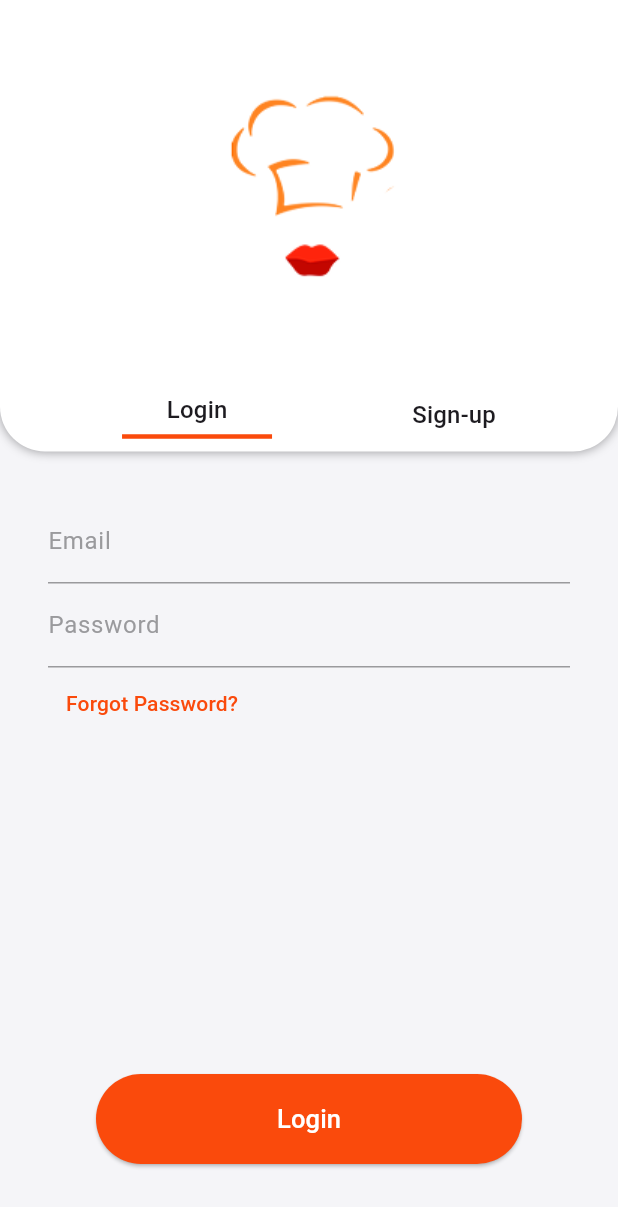
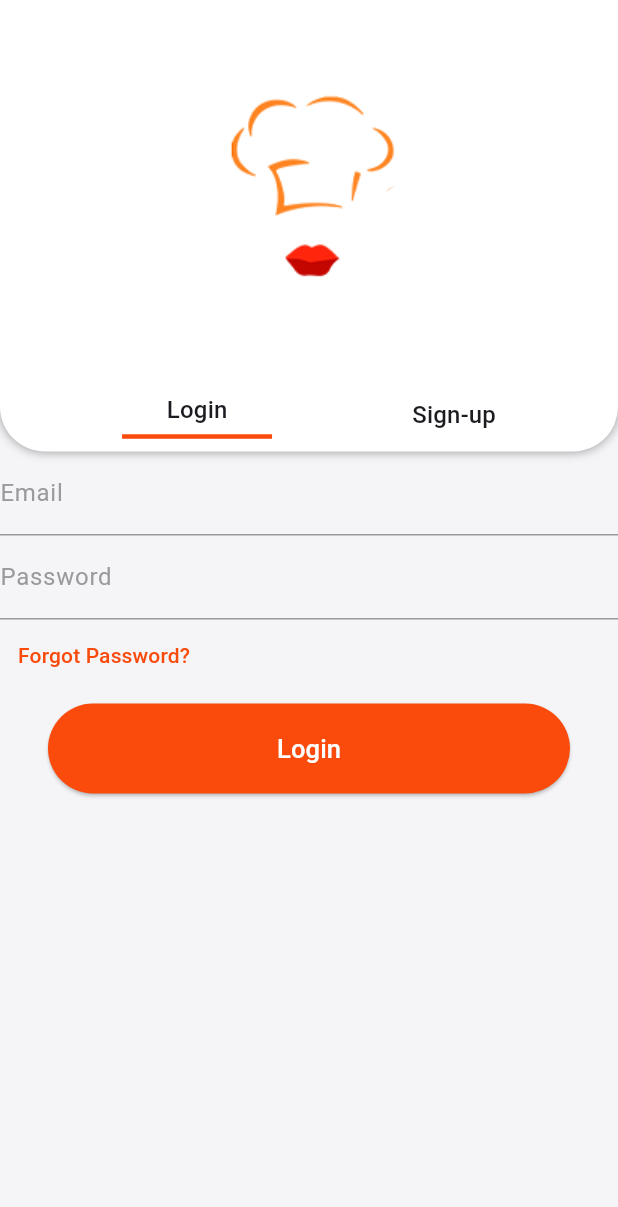
Before and after one commit to ozcanbayram/demo-apps, a Flutter app: the screen it shows after launch, after a tap on "Login View", on a phone screen of 412 x 824 dp. Shown: the top 1207 px of the screen. Run offline on Flutter 3.47's test engine with Material 3 defaults, Android fonts, the phone set to English and light mode, and no system bars.

Commit message:
created a draft for loginView.dart

```diff
--- a/lib/view/login_view.dart
+++ b/lib/view/login_view.dart
@@ -18,11 +18,10 @@ class _LoginViewState extends State<LoginView> {
   @override
   Widget build(BuildContext context) {
     return Scaffold(
-      body: Column(
+      body: SingleChildScrollView(
+        child: Column(
           children: [
             Container(
-            // height: MediaQuery.of(context).size.height / 2,
-            // width: double.infinity,
               decoration: const BoxDecoration(
                 color: ProjectColors.white,
                 borderRadius: BorderRadius.only(
@@ -72,7 +71,7 @@ class _LoginViewState extends State<LoginView> {
                             context,
                             MaterialPageRoute(
                               builder: (context) {
-                              return const LoginView(); //! Sign-up sayfasına yönlendirme yapılır
+                                return const LoginView();
                               },
                             ),
                           );
@@ -87,11 +86,10 @@ class _LoginViewState extends State<LoginView> {
                 ],
               ),
             ),
-          Expanded(
-            child: Padding(
-              padding: CustomPadding.customOnlyLarge(),
-              child: Column(
+            Column(
               crossAxisAlignment: CrossAxisAlignment.start,
+              mainAxisSize: MainAxisSize.max,
+              mainAxisAlignment: MainAxisAlignment.spaceBetween,
               children: [
                 TextField(
                   controller: _emailController,
@@ -109,13 +107,11 @@ class _LoginViewState extends State<LoginView> {
                     style: TextStyle(color: ProjectColors.primary),
                   ),
                 ),
-                  const Spacer(), // Boş alanı doldurur
                 CustomLargeButton(onPressed: () {}, title: 'Login'),
               ],
             ),
+          ],
         ),
-          ),
-        ],
       ),
     );
   }
```
Lines whose indentation alone changed are shown as unchanged.
